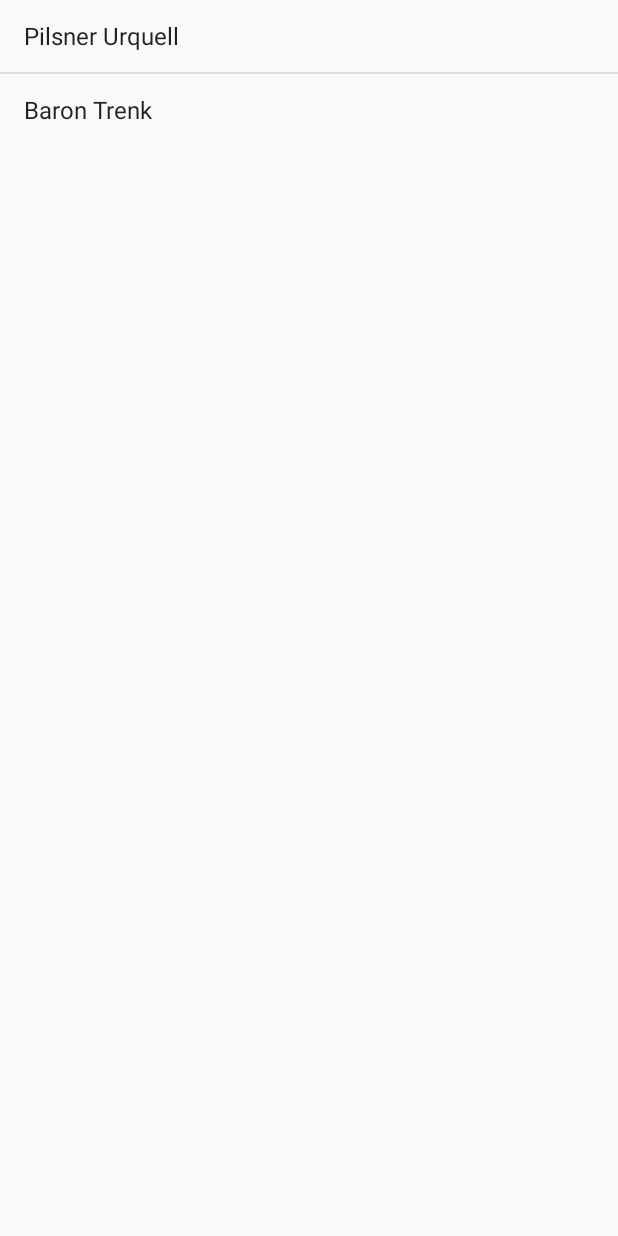
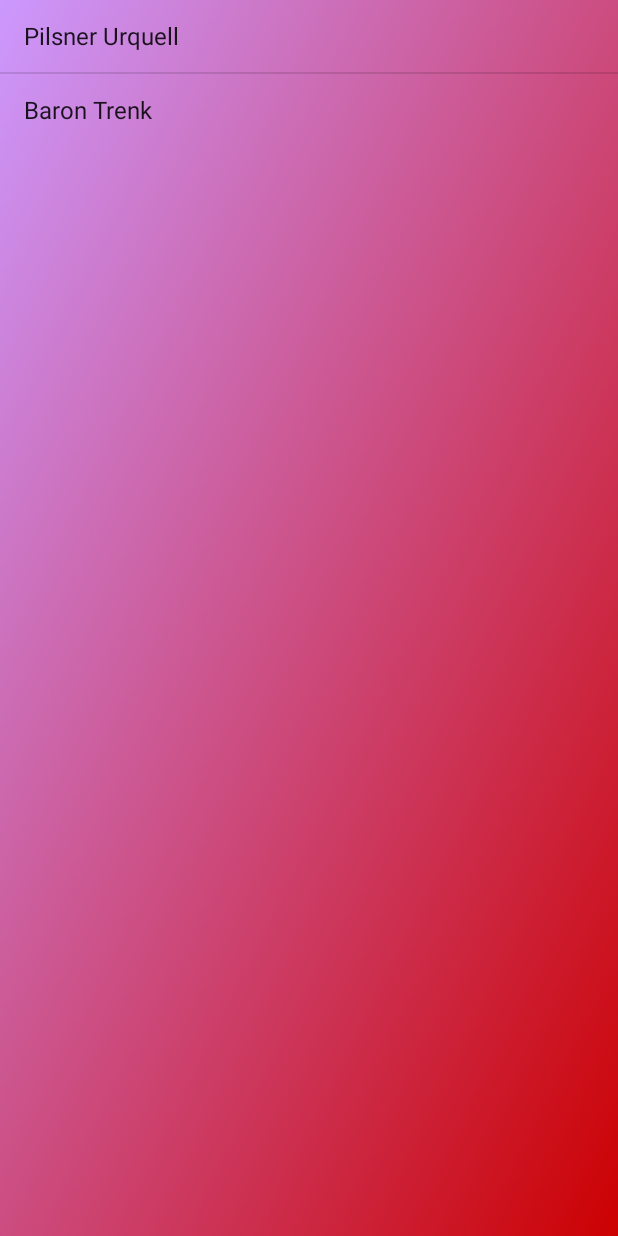
Before and after one commit to Radinger/SystembolagetappG14, an Android app: the MainActivity screen opened directly, with no data from a screen before it, on a phone screen of 412 x 824 dp. Run offline under Robolectric (Android 15) with nearby library versions, the phone set to English and light mode, and no system bars; our stand-ins replace Volley.

Commit message:
Added background color for activities

```diff
--- a/app/src/main/res/layout/activity_main.xml
+++ b/app/src/main/res/layout/activity_main.xml
@@ -2,6 +2,7 @@
 <android.support.constraint.ConstraintLayout xmlns:android="http://schemas.android.com/apk/res/android"
     xmlns:app="http://schemas.android.com/apk/res-auto"
     xmlns:tools="http://schemas.android.com/tools"
+    android:background="@drawable/android_bg1"
     android:layout_width="match_parent"
     android:layout_height="match_parent"
     tools:context=".MainActivity">
--- a/app/src/main/res/layout/activity_product.xml
+++ b/app/src/main/res/layout/activity_product.xml
@@ -1,7 +1,9 @@
 <?xml version="1.0" encoding="utf-8"?>
 <LinearLayout xmlns:android="http://schemas.android.com/apk/res/android"
+    android:background="@drawable/android_bg1"
     android:orientation="vertical" android:layout_width="match_parent"
     android:layout_height="match_parent">
+
 
     <TextView
         android:id="@+id/product_name"
--- a/app/src/main/res/layout/activity_search.xml
+++ b/app/src/main/res/layout/activity_search.xml
@@ -2,6 +2,7 @@
 <android.support.constraint.ConstraintLayout xmlns:android="http://schemas.android.com/apk/res/android"
     xmlns:app="http://schemas.android.com/apk/res-auto"
     xmlns:tools="http://schemas.android.com/tools"
+    android:background="@drawable/android_bg1"
     android:layout_width="match_parent"
     android:layout_height="match_parent"
     tools:context=".Searchactivity">
```
